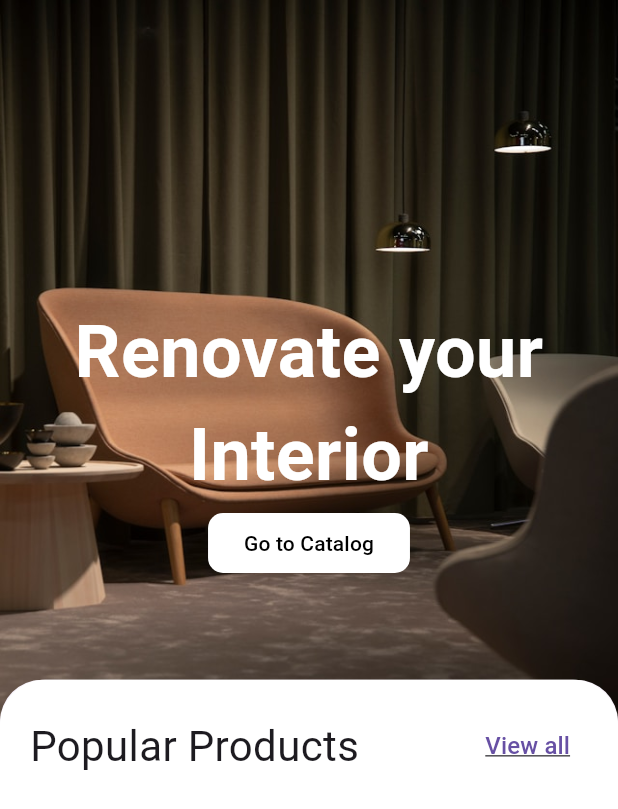
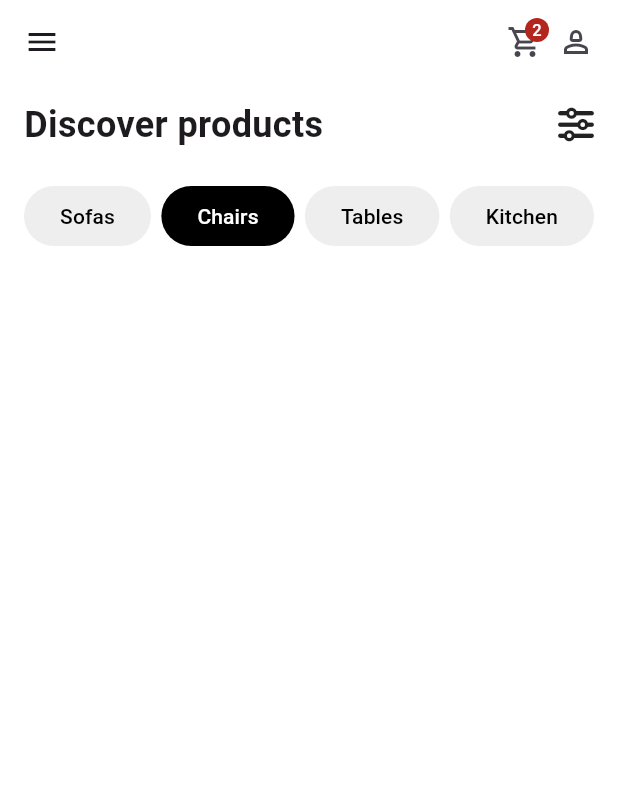
Before and after one commit to Luckystartech/class_7_project, a Flutter app: the screen it shows after launch, after a tap on "Go to Catalog", on a phone screen of 412 x 824 dp. Shown: the top 809 px of the screen. Run offline on Flutter 3.47's test engine with Material 3 defaults, Android fonts, the light colour scheme and no system bars; our stand-ins replace font_awesome_flutter.

Commit message:
add more screens and widgets

```diff
--- a/lib/main.dart
+++ b/lib/main.dart
@@ -1,4 +1,5 @@
 import 'package:class_ecommerce_app/screens/home_screen.dart';
+// import 'package:class_ecommerce_app/screens/product_screen.dart';
 import 'package:flutter/material.dart';
 
 void main() {
@@ -11,6 +12,7 @@ class MyApp extends StatelessWidget {
   @override
   Widget build(BuildContext context) {
     return MaterialApp(
+      debugShowCheckedModeBanner: false,
       home: const HomeScreen()
     );
   }
--- a/lib/screens/home_screen.dart
+++ b/lib/screens/home_screen.dart
@@ -1,3 +1,6 @@
+import 'package:class_ecommerce_app/screens/product_screen.dart';
+import 'package:class_ecommerce_app/widgets/button_widget.dart';
+import 'package:class_ecommerce_app/widgets/product_card.dart';
 import 'package:flutter/material.dart';
 
 class HomeScreen extends StatelessWidget {
@@ -28,16 +31,13 @@ class HomeScreen extends StatelessWidget {
                   fontWeight: FontWeight.bold,
                 ),
               ),
-              FilledButton(
-                onPressed: () {},
-                style: FilledButton.styleFrom(
-                  backgroundColor: Colors.white,
-                  foregroundColor: Colors.black,
-                  shape: RoundedRectangleBorder(
-                    borderRadius: BorderRadius.circular(10),
-                  ),
-                ),
-                child: Text('Go to Catalog'),
+              ButtonWidget(
+                title: 'Go to Catalog',
+                onPressed: () {
+                  Navigator.of(context).push(
+                    MaterialPageRoute(builder: (context) => ProductScreen()),
+                  );
+                },
               ),
             ],
           ),
@@ -60,11 +60,23 @@ class HomeScreen extends StatelessWidget {
               children: [
                 Text('Popular Products', style: TextStyle(fontSize: 28)),
                 TextButton(
-                  onPressed: () {},
-                  child: Text('View all', style: TextStyle(fontSize: 16, decoration: TextDecoration.underline, )),
+                  onPressed: () {
+                    Navigator.of(context).push(
+                      MaterialPageRoute(builder: (context) => ProductScreen()),
+                    );
+                  },
+                  child: Text(
+                    'View all',
+                    style: TextStyle(
+                      fontSize: 16,
+                      decoration: TextDecoration.underline,
+                    ),
+                  ),
                 ),
               ],
             ),
+
+            Row(children: [ProductCard(), ProductCard()]),
           ],
         ),
       ),
--- /dev/null
+++ b/lib/screens/product_screen.dart
@@ -0,0 +1,59 @@
+import 'package:class_ecommerce_app/widgets/button_widget.dart';
+import 'package:flutter/material.dart';
+import 'package:font_awesome_flutter/font_awesome_flutter.dart';
+
+class ProductScreen extends StatelessWidget {
+  const ProductScreen({super.key});
+
+  @override
+  Widget build(BuildContext context) {
+    final ktextStyle = TextStyle(fontSize: 24, fontWeight: FontWeight.bold);
+    return Scaffold(
+      backgroundColor: Colors.white,
+      appBar: AppBar(
+        backgroundColor: Colors.white,
+        leading: IconButton(onPressed: () {}, icon: Icon(Icons.menu)),
+        // leading: IconButton(
+        //   onPressed: () {
+        //     // Navigator.of(context).pop();
+        //   },
+        //   icon: Icon(Icons.arrow_back),
+        // ),
+        actions: [
+          Badge.count(count: 2, child: Icon(Icons.shopping_cart_outlined)),
+          const SizedBox(width: 10),
+          Padding(
+            padding: const EdgeInsets.only(right: 16),
+            child: Icon(Icons.person_2_outlined),
+          ),
+        ],
+      ),
+
+      body: Padding(
+        padding: const EdgeInsets.symmetric(horizontal: 16.0),
+        child: Column(
+          children: [
+            const SizedBox(height: 10),
+            Row(
+              mainAxisAlignment: MainAxisAlignment.spaceBetween,
+              children: [
+                Text('Discover products', style: ktextStyle),
+                FaIcon(FontAwesomeIcons.sliders),
+              ],
+            ),
+            const SizedBox(height: 20),
+            Row(
+              mainAxisAlignment: MainAxisAlignment.spaceBetween,
+              children: [
+                ButtonWidget(title: 'Sofas', onPressed: () {}, borderRadius: 30, backgroundColor: Colors.grey.shade200,),
+                ButtonWidget(title: 'Chairs', onPressed: () {}, borderRadius: 30, backgroundColor: Colors.black, foregroundColor: Colors.white,),
+                ButtonWidget(title: 'Tables', onPressed: () {}, borderRadius: 30, backgroundColor: Colors.grey.shade200,),
+                ButtonWidget(title: 'Kitchen', onPressed: () {}, borderRadius: 30, backgroundColor: Colors.grey.shade200,),
+              ],
+            ),
+          ],
+        ),
+      ),
+    );
+  }
+}
--- /dev/null
+++ b/lib/widgets/button_widget.dart
@@ -0,0 +1,33 @@
+import 'package:flutter/material.dart';
+
+class ButtonWidget extends StatelessWidget {
+  const ButtonWidget({
+    super.key,
+    required this.title,
+    required this.onPressed,
+    this.backgroundColor = Colors.white,
+    this.foregroundColor = Colors.black,
+    this.borderRadius = 10,
+  });
+
+  final String title;
+  final void Function() onPressed;
+  final Color backgroundColor;
+  final Color foregroundColor;
+  final double borderRadius;
+
+  @override
+  Widget build(BuildContext context) {
+    return FilledButton(
+      onPressed: onPressed,
+      style: FilledButton.styleFrom(
+        backgroundColor: backgroundColor,
+        foregroundColor: foregroundColor,
+        shape: RoundedRectangleBorder(
+          borderRadius: BorderRadius.circular(borderRadius),
+        ),
+      ),
+      child: Text(title),
+    );
+  }
+}
--- /dev/null
+++ b/lib/widgets/product_card.dart
@@ -0,0 +1,28 @@
+import 'package:flutter/material.dart';
+
+class ProductCard extends StatelessWidget {
+  const ProductCard({super.key});
+
+  @override
+  Widget build(BuildContext context) {
+    return Column(
+      crossAxisAlignment: CrossAxisAlignment.center,
+      children: [
+        Image.asset('assets/images/chair_1.png', width: 200, fit: BoxFit.cover),
+        Text('Chester Chair', style: TextStyle(fontSize: 22, fontWeight: FontWeight.bold),),
+        Text('\$61.00', style: TextStyle(fontSize: 18),),
+        SizedBox(
+          width: 60,
+          child: Row(
+            mainAxisAlignment: MainAxisAlignment.center,
+            children: [
+              Icon(Icons.circle, color: Colors.blue, size: 16),
+              const SizedBox(width: 8),
+              Icon(Icons.circle, color: Colors.amber, size: 16),
+            ],
+          ),
+        ),
+      ],
+    );
+  }
+}
--- a/pubspec.yaml
+++ b/pubspec.yaml
@@ -34,6 +34,7 @@ dependencies:
   # The following adds the Cupertino Icons font to your application.
   # Use with the CupertinoIcons class for iOS style icons.
   cupertino_icons: ^1.0.8
+  font_awesome_flutter: ^10.8.0
 
 dev_dependencies:
   flutter_test:
```
Also changed, not shown: assets/images/chair_1.png (added), pubspec.lock.
